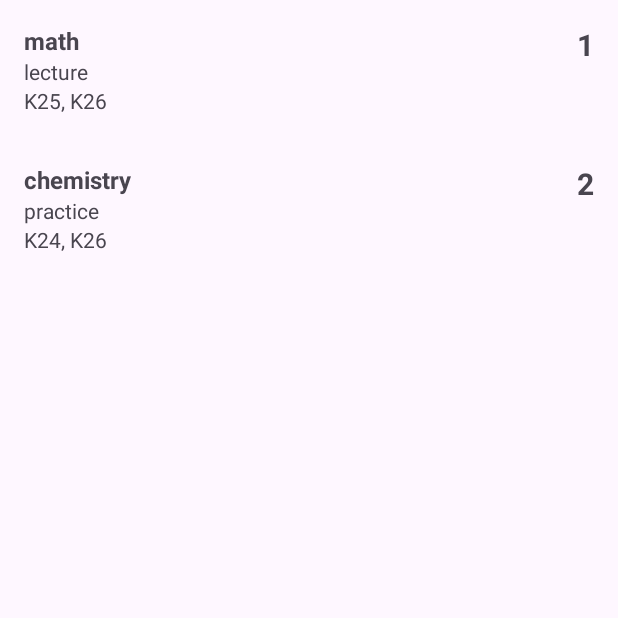
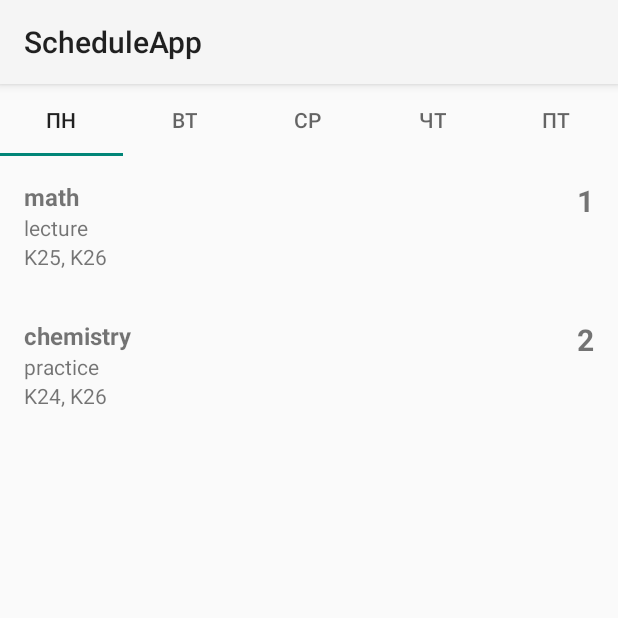
Before and after one commit to taras-overmind/ScheduleAppClient, an Android app: the screen it shows after launch (LecturerActivity before the commit, MainActivity after it), on a phone screen of 412 x 824 dp, the top half of it. Run offline under Robolectric (Android 15) with nearby library versions, the phone set to English and light mode, and no system bars; 1 statement that could not run was skipped.

Commit message:
Tabbed layout, first fragment, clickable items

```diff
--- a/app/src/main/java/com/taras_overmind/scheduleApp/MainActivity.java
+++ b/app/src/main/java/com/taras_overmind/scheduleApp/MainActivity.java
@@ -1,14 +1,49 @@
 package com.taras_overmind.scheduleApp;
 
 import androidx.appcompat.app.AppCompatActivity;
+import androidx.viewpager2.widget.ViewPager2;
 
 import android.os.Bundle;
 
+import com.google.android.material.tabs.TabLayout;
+import com.taras_overmind.scheduleApp.adapter.ViewPagerAdapter;
+
 public class MainActivity extends AppCompatActivity {
+
+    TabLayout tabLayout;
+    ViewPager2 viewPager2;
+    ViewPagerAdapter viewPagerAdapter;
 
     @Override
     protected void onCreate(Bundle savedInstanceState) {
         super.onCreate(savedInstanceState);
         setContentView(R.layout.activity_main);
+        tabLayout= findViewById(R.id.tabLayout);
+        viewPager2=findViewById(R.id.viewPager);
+        viewPagerAdapter=new ViewPagerAdapter(this);
+        viewPager2.setAdapter(viewPagerAdapter);
+        tabLayout.addOnTabSelectedListener(new TabLayout.OnTabSelectedListener() {
+            @Override
+            public void onTabSelected(TabLayout.Tab tab) {
+                viewPager2.setCurrentItem(tab.getPosition());
+            }
+
+            @Override
+            public void onTabUnselected(TabLayout.Tab tab) {
+
+            }
+
+            @Override
+            public void onTabReselected(TabLayout.Tab tab) {
+
+            }
+        });
+        viewPager2.registerOnPageChangeCallback(new ViewPager2.OnPageChangeCallback() {
+            @Override
+            public void onPageSelected(int position) {
+                super.onPageSelected(position);
+                tabLayout.getTabAt(position).select();
+            }
+        });
     }
 }
--- /dev/null
+++ b/app/src/main/java/com/taras_overmind/scheduleApp/MondayFragment.java
@@ -0,0 +1,82 @@
+package com.taras_overmind.scheduleApp;
+
+import android.os.Bundle;
+
+import androidx.annotation.Nullable;
+import androidx.fragment.app.Fragment;
+import androidx.recyclerview.widget.LinearLayoutManager;
+import androidx.recyclerview.widget.RecyclerView;
+
+import android.view.LayoutInflater;
+import android.view.View;
+import android.view.ViewGroup;
+import android.widget.Toast;
+
+import com.taras_overmind.scheduleApp.adapter.LecturerAppointmentAdapter;
+import com.taras_overmind.scheduleApp.model.dto.LecturerAppointmentDTO;
+import com.taras_overmind.scheduleApp.retrofit.LecturerAPI;
+import com.taras_overmind.scheduleApp.retrofit.RetrofitService;
+
+import java.util.ArrayList;
+import java.util.List;
+
+import retrofit2.Call;
+import retrofit2.Callback;
+import retrofit2.Response;
+
+
+public class MondayFragment extends Fragment {
+
+    private RecyclerView recyclerView;
+    private View v;
+
+    @Nullable
+    @Override
+    public void onCreate(@Nullable Bundle savedInstances) {
+        super.onCreate(savedInstances);
+//        setContentView(R.layout.activity_lecturer);
+//
+//        recyclerView=findViewById(R.id.lecturerAppointmentList_recyclerView);
+//        recyclerView.setLayoutManager(new LinearLayoutManager(this));
+//
+//        loadAppointments();
+    }
+
+    @Override
+    public View onCreateView(LayoutInflater inflater, ViewGroup container,
+                             Bundle savedInstanceState) {
+        v=inflater.inflate(R.layout.fragment_monday, container, false);
+        recyclerView=v.findViewById(R.id.lecturerAppointmentList_recyclerView);
+        recyclerView.setLayoutManager(new LinearLayoutManager(getActivity()));
+        loadAppointments();
+        return v;
+    }
+
+
+    private void loadAppointments() {
+        RetrofitService retrofitService = new RetrofitService();
+        LecturerAPI lecturerAPI = retrofitService.getRetrofit().create(LecturerAPI.class);
+        lecturerAPI.getLecturerAppointment().enqueue(new Callback<List<LecturerAppointmentDTO>>() {
+            @Override
+            public void onResponse(Call<List<LecturerAppointmentDTO>> call, Response<List<LecturerAppointmentDTO>> response) {
+                populateListView(response.body());
+            }
+
+            @Override
+            public void onFailure(Call<List<LecturerAppointmentDTO>> call, Throwable t) {
+                Toast.makeText(getActivity(), call.toString(), Toast.LENGTH_SHORT).show();
+                System.out.println(call);
+                System.err.println(call);
+                ArrayList<LecturerAppointmentDTO> list1 = new ArrayList<>();
+                list1.add(new LecturerAppointmentDTO("1", "math", "lecture", "K25, K26"));
+                list1.add(new LecturerAppointmentDTO("2", "chemistry", "practice", "K24, K26"));
+                populateListView(list1);
+            }
+        });
+    }
+
+    private void populateListView(List<LecturerAppointmentDTO> list) {
+        LecturerAppointmentAdapter lecturerAppointmentAdapter = new LecturerAppointmentAdapter(list);
+        recyclerView.setAdapter(lecturerAppointmentAdapter);
+    }
+}
--- a/app/src/main/java/com/taras_overmind/scheduleApp/adapter/LecturerAppointmentAdapter.java
+++ b/app/src/main/java/com/taras_overmind/scheduleApp/adapter/LecturerAppointmentAdapter.java
@@ -1,8 +1,14 @@
 package com.taras_overmind.scheduleApp.adapter;
 
+import android.app.Dialog;
+import android.content.Intent;
+import android.net.Uri;
 import android.view.LayoutInflater;
 import android.view.View;
 import android.view.ViewGroup;
+import android.widget.Toast;
+
+
 
 import androidx.annotation.NonNull;
 import androidx.recyclerview.widget.RecyclerView;
@@ -15,6 +21,7 @@ import java.util.List;
 public class LecturerAppointmentAdapter extends RecyclerView.Adapter<LecturerAppointmentHolder> {
 
     private final List<LecturerAppointmentDTO> list;
+    private Dialog dialog;
 
     public LecturerAppointmentAdapter(List<LecturerAppointmentDTO> list) {
         this.list = list;
@@ -25,13 +32,26 @@ public class LecturerAppointmentAdapter extends RecyclerView.Adapter<LecturerApp
     public LecturerAppointmentHolder onCreateViewHolder(@NonNull ViewGroup parent, int viewType) {
         View view = LayoutInflater.from(parent.getContext())
                 .inflate(R.layout.list_lecturer_appointment_item, parent, false);
-        return new LecturerAppointmentHolder(view);
+        LecturerAppointmentHolder holder = new LecturerAppointmentHolder(view);
 
+        dialog=new Dialog(parent.getContext());
+        dialog.setContentView(R.layout.dialog_link);
+        dialog.findViewById(R.id.linkTextView).setOnClickListener(v -> {
+            Intent intent = new Intent(Intent.ACTION_VIEW);
+            intent.setData(Uri.parse("http://meet.google.com/yug-etcv-erx"));
+            v.getContext().startActivity(intent);
+        });
+
+
+
+        holder.item_appointment.setOnClickListener(
+                v -> dialog.show());
+        return holder;
     }
 
     @Override
     public void onBindViewHolder(@NonNull LecturerAppointmentHolder holder, int position) {
-        LecturerAppointmentDTO lecturerAppointmentDTO=list.get(position);
+        LecturerAppointmentDTO lecturerAppointmentDTO = list.get(position);
         holder.subject.setText(lecturerAppointmentDTO.getSubject());
         holder.groups.setText(lecturerAppointmentDTO.getGroups());
         holder.subject_type.setText(lecturerAppointmentDTO.getSubject_type());
--- a/app/src/main/java/com/taras_overmind/scheduleApp/adapter/LecturerAppointmentHolder.java
+++ b/app/src/main/java/com/taras_overmind/scheduleApp/adapter/LecturerAppointmentHolder.java
@@ -1,6 +1,7 @@
 package com.taras_overmind.scheduleApp.adapter;
 
 import android.view.View;
+import android.widget.LinearLayout;
 import android.widget.TextView;
 
 import androidx.annotation.NonNull;
@@ -11,10 +12,12 @@ import com.taras_overmind.scheduleApp.R;
 public class LecturerAppointmentHolder extends RecyclerView.ViewHolder {
 
     TextView subject, subject_type, groups, number;
+    LinearLayout item_appointment;
 
 
     public LecturerAppointmentHolder(@NonNull View itemView) {
         super(itemView);
+        item_appointment=itemView.findViewById(R.id.item_appointment);
         subject=itemView.findViewById(R.id.text_subject);
         subject_type=itemView.findViewById(R.id.text_subject_type);
         groups=itemView.findViewById(R.id.text_groups);
--- /dev/null
+++ b/app/src/main/java/com/taras_overmind/scheduleApp/adapter/ViewPagerAdapter.java
@@ -0,0 +1,40 @@
+package com.taras_overmind.scheduleApp.adapter;
+
+import android.widget.TableLayout;
+
+import androidx.annotation.NonNull;
+import androidx.fragment.app.Fragment;
+import androidx.fragment.app.FragmentActivity;
+import androidx.fragment.app.FragmentManager;
+import androidx.lifecycle.Lifecycle;
+import androidx.viewpager2.adapter.FragmentStateAdapter;
+
+import com.taras_overmind.scheduleApp.FridayFragment;
+import com.taras_overmind.scheduleApp.MondayFragment;
+import com.taras_overmind.scheduleApp.ThursdayFragment;
+import com.taras_overmind.scheduleApp.TuesdayFragment;
+import com.taras_overmind.scheduleApp.WendesdayFragment;
+
+public class ViewPagerAdapter extends FragmentStateAdapter {
+
+    public ViewPagerAdapter(@NonNull FragmentActivity fragmentActivity) {
+        super(fragmentActivity);
+    }
+
+    @NonNull
+    @Override
+    public Fragment createFragment(int position) {
+        switch (position){
+            case 1: return new TuesdayFragment();
+            case 2: return new WendesdayFragment();
+            case 3: return new ThursdayFragment();
+            case 4: return new FridayFragment();
+            default: return new MondayFragment();
+        }
+    }
+
+    @Override
+    public int getItemCount() {
+        return 5;
+    }
+}
--- a/app/src/main/res/layout/activity_main.xml
+++ b/app/src/main/res/layout/activity_main.xml
@@ -1,18 +1,49 @@
 <?xml version="1.0" encoding="utf-8"?>
-<androidx.constraintlayout.widget.ConstraintLayout xmlns:android="http://schemas.android.com/apk/res/android"
-    xmlns:app="http://schemas.android.com/apk/res-auto"
+<LinearLayout xmlns:android="http://schemas.android.com/apk/res/android"
     xmlns:tools="http://schemas.android.com/tools"
     android:layout_width="match_parent"
     android:layout_height="match_parent"
+    android:orientation="vertical"
     tools:context=".MainActivity">
 
-    <TextView
-        android:layout_width="wrap_content"
+    <com.google.android.material.tabs.TabLayout
+        android:layout_width="match_parent"
         android:layout_height="wrap_content"
-        android:text="Hello World!"
-        app:layout_constraintBottom_toBottomOf="parent"
-        app:layout_constraintEnd_toEndOf="parent"
-        app:layout_constraintStart_toStartOf="parent"
-        app:layout_constraintTop_toTopOf="parent" />
+        android:id="@+id/tabLayout"
+        >
 
-</androidx.constraintlayout.widget.ConstraintLayout>
+        <com.google.android.material.tabs.TabItem
+            android:layout_width="wrap_content"
+            android:layout_height="wrap_content"
+            android:text="Пн" />
+
+        <com.google.android.material.tabs.TabItem
+            android:layout_width="wrap_content"
+            android:layout_height="wrap_content"
+            android:text="Вт"
+            tools:layout_editor_absoluteX="120dp"
+            tools:layout_editor_absoluteY="-12dp" />
+
+        <com.google.android.material.tabs.TabItem
+            android:layout_width="wrap_content"
+            android:layout_height="wrap_content"
+            android:text="Ср" />
+
+        <com.google.android.material.tabs.TabItem
+            android:layout_width="wrap_content"
+            android:layout_height="wrap_content"
+            android:text="Чт" />
+
+        <com.google.android.material.tabs.TabItem
+            android:layout_width="wrap_content"
+            android:layout_height="wrap_content"
+            android:text="Пт" />
+
+    </com.google.android.material.tabs.TabLayout>
+
+    <androidx.viewpager2.widget.ViewPager2
+        android:id="@+id/viewPager"
+        android:layout_width="match_parent"
+        android:layout_height="match_parent"/>
+
+</LinearLayout>
--- /dev/null
+++ b/app/src/main/res/layout/fragment_monday.xml
@@ -0,0 +1,16 @@
+<?xml version="1.0" encoding="utf-8"?>
+<androidx.constraintlayout.widget.ConstraintLayout xmlns:android="http://schemas.android.com/apk/res/android"
+    xmlns:app="http://schemas.android.com/apk/res-auto"
+    xmlns:tools="http://schemas.android.com/tools"
+    android:layout_width="match_parent"
+    android:layout_height="match_parent"
+    tools:context=".MondayFragment">
+
+
+    <androidx.recyclerview.widget.RecyclerView
+        android:id="@+id/lecturerAppointmentList_recyclerView"
+        android:layout_width="match_parent"
+        android:layout_height="match_parent" />
+
+
+</androidx.constraintlayout.widget.ConstraintLayout>
--- a/app/src/main/res/layout/list_lecturer_appointment_item.xml
+++ b/app/src/main/res/layout/list_lecturer_appointment_item.xml
@@ -8,6 +8,7 @@
     android:padding="16dp">
 
     <LinearLayout
+        android:id="@+id/item_appointment"
         android:layout_width="0dp"
         android:layout_height="match_parent"
         android:layout_weight="1"
--- a/app/src/main/res/values/colors.xml
+++ b/app/src/main/res/values/colors.xml
@@ -2,4 +2,5 @@
 <resources>
     <color name="black">#FF000000</color>
     <color name="white">#FFFFFFFF</color>
+    <color name="colorPrimary">#FF4081</color>
 </resources>
--- a/app/src/main/res/values/strings.xml
+++ b/app/src/main/res/values/strings.xml
@@ -1,3 +1,5 @@
 <resources>
     <string name="app_name">ScheduleApp</string>
+    <!-- TODO: Remove or change this placeholder text -->
+    <string name="hello_blank_fragment">Hello blank fragment</string>
 </resources>
```
Also changed, not shown: app/src/main/AndroidManifest.xml (+6 -5 lines), app/src/main/java/com/taras_overmind/scheduleApp/FridayFragment.java (added, +20 -0 lines), app/src/main/java/com/taras_overmind/scheduleApp/ThursdayFragment.java (added, +19 -0 lines), app/src/main/java/com/taras_overmind/scheduleApp/TuesdayFragment.java (added, +21 -0 lines), app/src/main/java/com/taras_overmind/scheduleApp/WendesdayFragment.java (added, +20 -0 lines), app/src/main/res/layout/dialog_link.xml (added, +31 -0 lines), app/src/main/res/layout/fragment_friday.xml (added, +14 -0 lines), app/src/main/res/layout/fragment_thursday.xml (added, +14 -0 lines), app/src/main/res/layout/fragment_tuesday.xml (added, +14 -0 lines), app/src/main/res/layout/fragment_wendesday.xml (added, +14 -0 lines).
